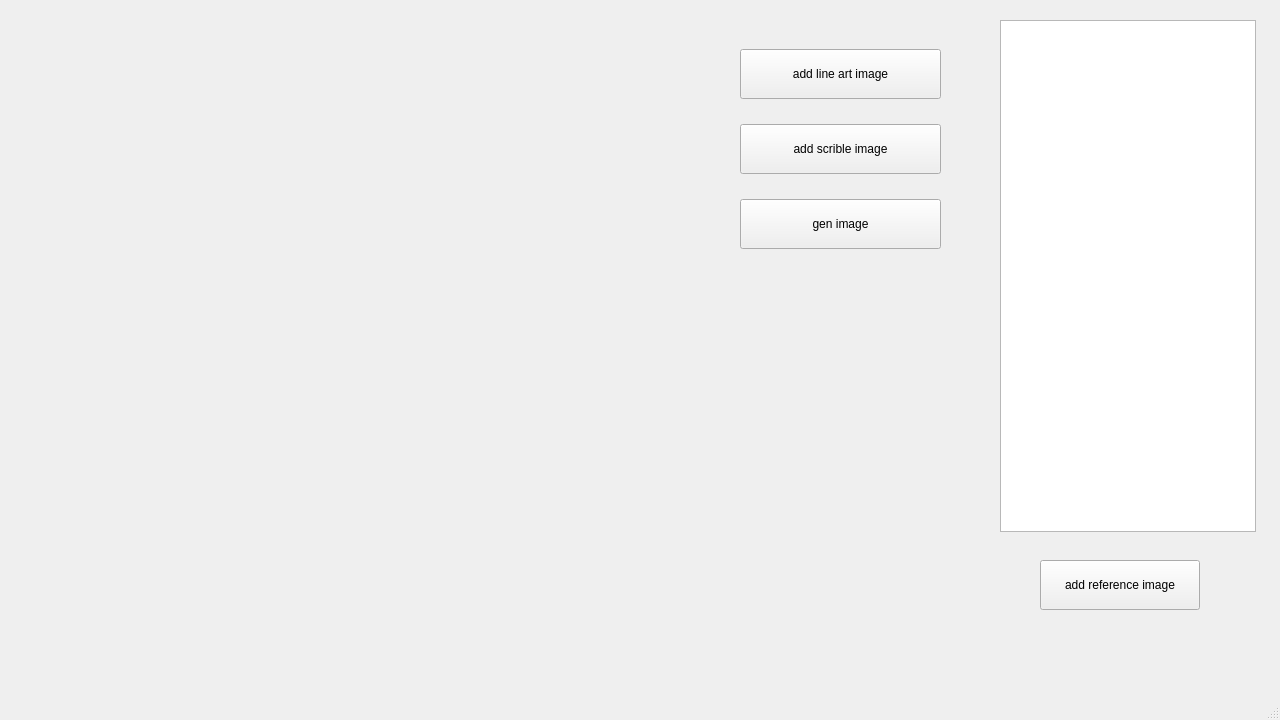
Before: the Qt Designer form mainwindow.ui in wenqiangye/LineArtColorization, drawn with Qt 5.
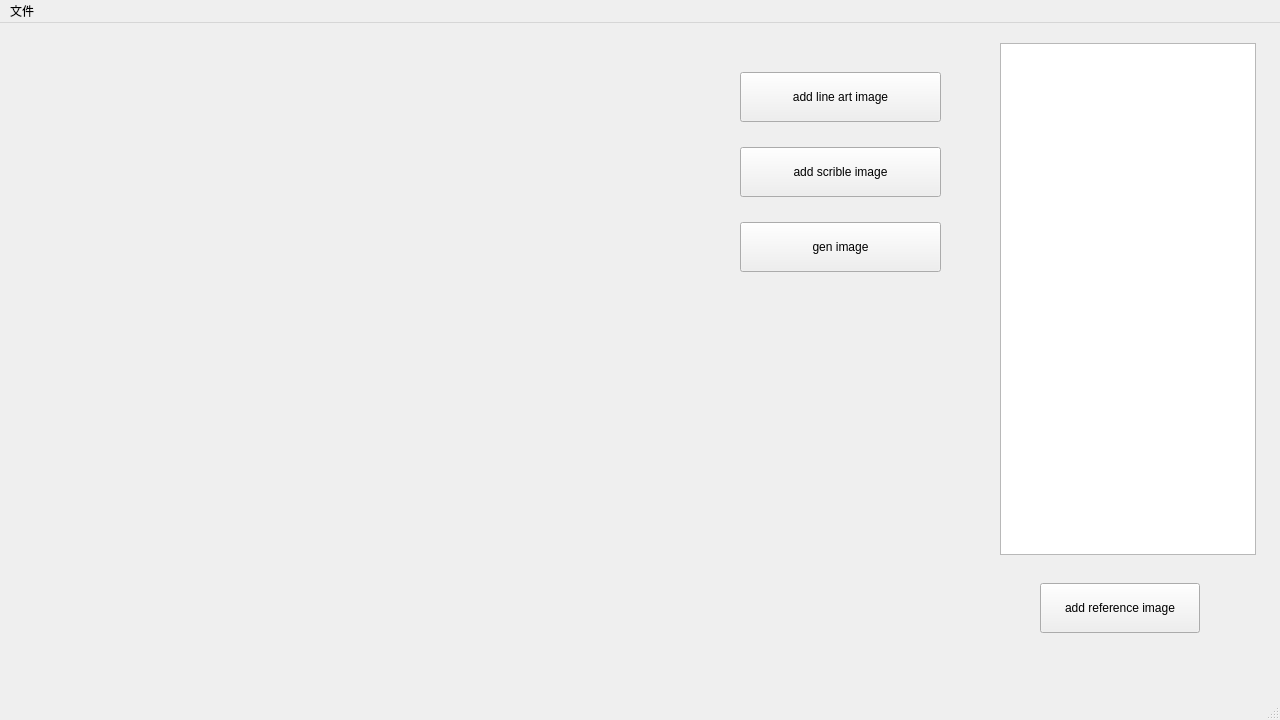
After: the same form once the commit is applied. Icons and pictures are not drawn.

Commit message: add menu action for some add image and save image

The edit to the form file:
```diff
--- a/mainwindow.ui
+++ b/mainwindow.ui
@@ -53,7 +53,7 @@
       <x>30</x>
       <y>20</y>
       <width>661</width>
-      <height>601</height>
+      <height>611</height>
      </rect>
     </property>
     <layout class="QGridLayout" name="gridLayout">
@@ -208,6 +208,18 @@
      <height>27</height>
     </rect>
    </property>
+   <widget class="QMenu" name="menu">
+    <property name="title">
+     <string>文件</string>
+    </property>
+    <addaction name="actionAdd_LineArt"/>
+    <addaction name="actionAdd_Scribble"/>
+    <addaction name="actionAdd_reference"/>
+    <addaction name="actionAdd_ColorModel"/>
+    <addaction name="actionSave_gen_image"/>
+    <addaction name="actionSave_scribble"/>
+   </widget>
+   <addaction name="menu"/>
   </widget>
   <widget class="QStatusBar" name="statusbar"/>
  </widget>
```
Left out of the diff: 82 changed lines with no effect on the pictures. The commit also changes 3 other files.
